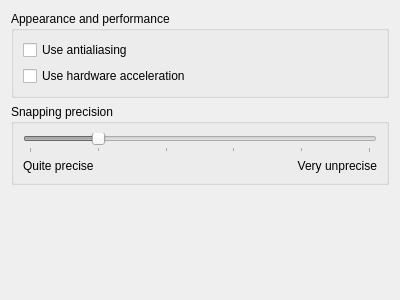
First picture: the form in game/settings.ui, repository KDE/palapeli, before the edit.
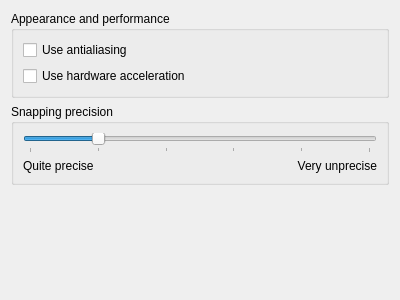
Second picture: the form after the edit.

Commit message: Finally implement the snapping precision that has been in the configuration dialog for a while.

```diff
--- a/game/settings.ui
+++ b/game/settings.ui
@@ -41,9 +41,6 @@
      <layout class="QGridLayout" name="precisionLayout" >
       <item row="0" column="0" colspan="2" >
        <widget class="QSlider" name="precisionSlider" >
-        <property name="enabled" >
-         <bool>false</bool>
-        </property>
         <property name="minimum" >
          <number>5</number>
         </property>
@@ -51,7 +48,7 @@
          <number>30</number>
         </property>
         <property name="pageStep" >
-         <number>5</number>
+         <number>10</number>
         </property>
         <property name="value" >
          <number>10</number>
```
Left out of the diff: 3 changed lines with no effect on the pictures. The commit also changes 3 other files.
